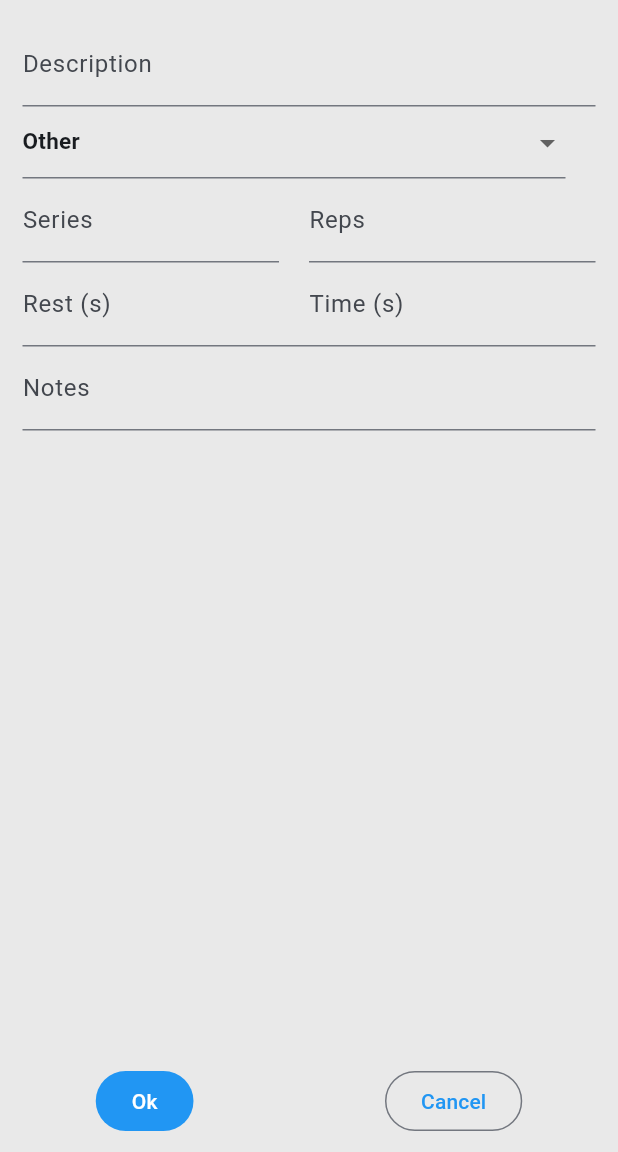
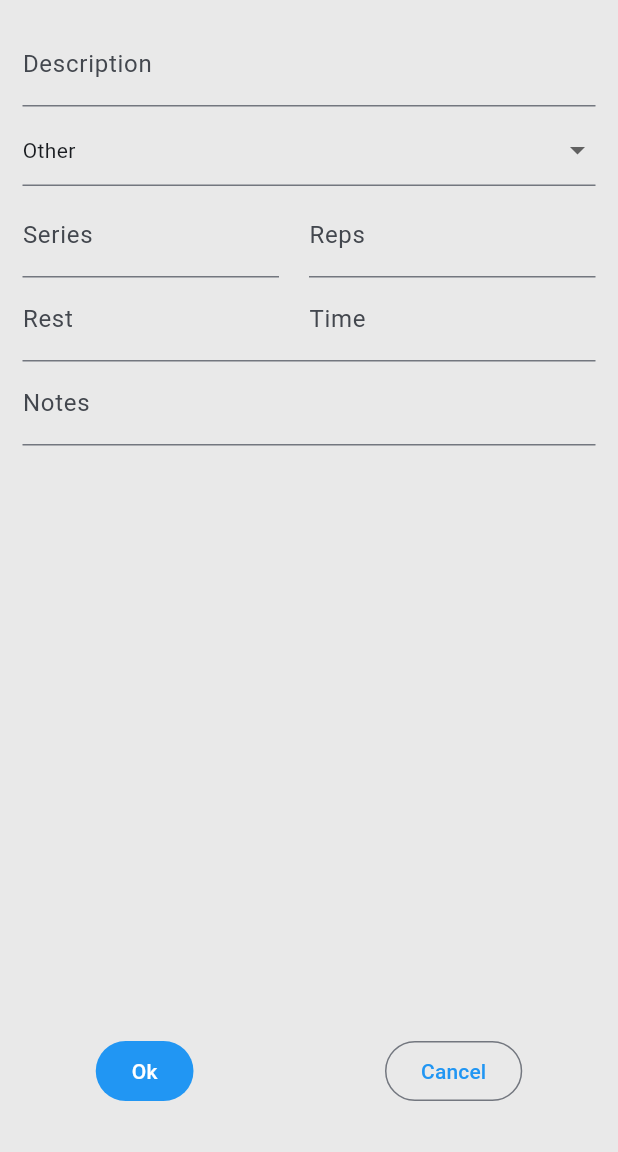
Before and after one commit to davgand/Workout-Manager, a Flutter app: the WarmupEdit screen opened directly with empty values, on a phone screen of 412 x 824 dp, the part 84-1236 px from its top. Run offline on Flutter 3.47's test engine with Material 3 defaults, Android fonts, the phone set to English and light mode, and no system bars; our stand-ins replace flutter_slidable, google_fonts; missing offline and left inert: window_size; generated files the repository leaves out were written again.

Commit message:
Small font corrections

```diff
--- a/lib/l10n/app_en.arb
+++ b/lib/l10n/app_en.arb
@@ -34,12 +34,12 @@
   "no_exercises_in_list": "There are no exercises,\nadd one pressing the + sign!",
   "description": "Description",
   "reps": "Reps",
-  "rest": "Rest (s)",
+  "rest": "Rest",
   "series": "Series",
-  "time": "Time (s)",
+  "time": "Time",
   "weight": "Weight (Kg)",
   "notes": "Notes",
-  "distance": "Distance (Km)",
+  "distance": "Distance",
   "enter_value_message": "Please enter a value",
   "day": "{count, plural, one{Day} other{Days}}",
   "exercise": "{count, plural, one{Exercise} other{Exercises}}",
--- a/lib/l10n/app_it.arb
+++ b/lib/l10n/app_it.arb
@@ -34,12 +34,12 @@
   "no_exercises_in_list": "Non sono presenti esercizi,\naggiungine uno premendo il pulsante +!",
   "description": "Descrizione",
   "reps": "Ripetizioni",
-  "rest": "Riposo (s)",
+  "rest": "Riposo",
   "series": "Serie",
-  "time": "Tempo(s)",
+  "time": "Tempo",
   "weight": "Peso (Kg)",
   "notes": "Note",
-  "distance": "Distanza (Km)",
+  "distance": "Distanza",
   "enter_value_message": "Inserire un valore",
   "day": "{count, plural, one{Giorno} other{Giorni}}",
   "exercise": "{count, plural, one{Esercizio} other{Esercizi}}",
--- a/lib/src/constants/constants.dart
+++ b/lib/src/constants/constants.dart
@@ -12,4 +12,7 @@ class AppConstants {
       Exercise(id: "ex1", name: "Exercise 1", series: 3, reps: 20, weight: 2000)
     ])
   ];
+
+  static const List<String> distanceUnitList = <String>["m", "Km"];
+  static const List<String> timeUnitList = <String>["s", "min"];
 }
--- a/lib/src/widgets/Cardio/cardio_edit.dart
+++ b/lib/src/widgets/Cardio/cardio_edit.dart
@@ -179,7 +179,7 @@ class _CardioEditState extends State<CardioEdit> {
                       ]),
                 ),
                 Padding(
-                    padding: EdgeInsets.only(bottom: 10),
+                    padding: EdgeInsets.only(bottom: 30),
                     child: Row(
                       mainAxisAlignment: MainAxisAlignment.spaceAround,
                       children: [
--- a/lib/src/widgets/Exercise/exercise_edit.dart
+++ b/lib/src/widgets/Exercise/exercise_edit.dart
@@ -209,7 +209,7 @@ class _ExerciseEditState extends State<ExerciseEdit> {
                           ]),
                     ),
                     Padding(
-                        padding: EdgeInsets.only(bottom: 10),
+                        padding: EdgeInsets.only(bottom: 30),
                         child: Row(
                           mainAxisAlignment: MainAxisAlignment.spaceAround,
                           children: [
--- a/lib/src/widgets/Warmup/warmup_edit.dart
+++ b/lib/src/widgets/Warmup/warmup_edit.dart
@@ -106,7 +106,7 @@ class _WarmupEditState extends State<WarmupEdit> {
                         Row(children: [
                           Expanded(
                             child: Padding(
-                              padding: EdgeInsets.fromLTRB(0, 0, 20, 0),
+                              padding: EdgeInsets.fromLTRB(0, 5, 0, 5),
                               child: DropdownButtonFormField(
                                 value: WarmupTypeHelper.toValue(type, context),
                                 items: WarmupType.values
@@ -116,7 +116,9 @@ class _WarmupEditState extends State<WarmupEdit> {
                                         WarmupTypeHelper.toValue(type, context),
                                     child: Text(
                                       WarmupTypeHelper.toValue(type, context),
-                                      style: TextStyle(fontSize: 15),
+                                      style: Theme.of(context)
+                                          .textTheme
+                                          .bodyMedium,
                                     ),
                                   );
                                 }).toList(),
@@ -212,7 +214,7 @@ class _WarmupEditState extends State<WarmupEdit> {
                       ]),
                     ])),
                 Padding(
-                    padding: EdgeInsets.only(bottom: 10),
+                    padding: EdgeInsets.only(bottom: 30),
                     child: Row(
                       mainAxisAlignment: MainAxisAlignment.spaceAround,
                       children: [
```
